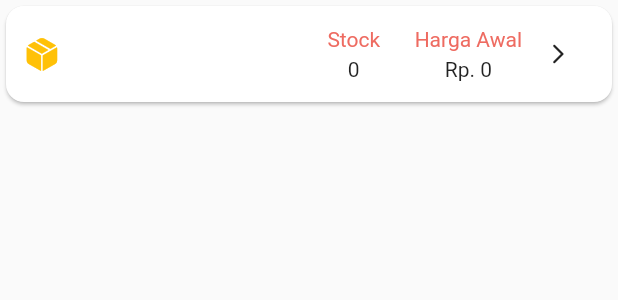
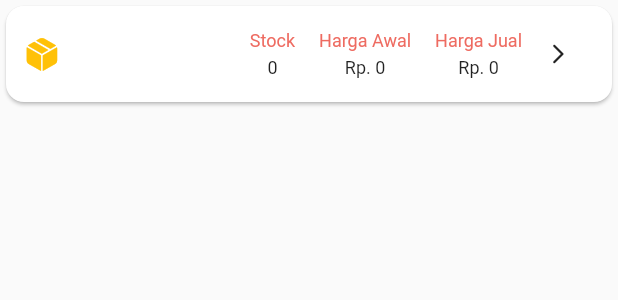
Before and after one commit to lamkhil/widuri, a Flutter app: the CardBarang widget shown alone on an empty page, opened directly with empty values, on a phone screen of 412 x 824 dp. Shown: the top 300 px of the screen. Run offline on Flutter 3.47's test engine with Material 2 defaults, Android fonts, the phone set to English and light mode, and no system bars; our stand-ins replace cloud_firestore, firebase_auth, firebase_core, fl_chart, flutter_spinkit, flutter_svg and 3 more; missing offline and left inert: translator; accounts and stored records are empty.

Commit message:
body barang

```diff
--- a/lib/views/Widget/card_barang.dart
+++ b/lib/views/Widget/card_barang.dart
@@ -10,7 +10,8 @@ class CardBarang extends StatelessWidget {
       required this.jumlah,
       required this.harga,
       required this.kategori,
-      required this.rekomendasi});
+      required this.rekomendasi,
+      this.transaksi = false});
 
   String namaBarang;
   String idBarang;
@@ -18,6 +19,7 @@ class CardBarang extends StatelessWidget {
   int jumlah;
   int harga;
   int rekomendasi;
+  bool transaksi;
 
   @override
   Widget build(BuildContext context) {
@@ -43,7 +45,7 @@ class CardBarang extends StatelessWidget {
                           width: 12.0,
                         ),
                         Container(
-                          constraints: BoxConstraints(maxWidth: w * 0.2),
+                          constraints: BoxConstraints(maxWidth: w * 0.3),
                           child: Column(
                             mainAxisAlignment: MainAxisAlignment.center,
                             crossAxisAlignment: CrossAxisAlignment.start,
@@ -76,7 +78,7 @@ class CardBarang extends StatelessWidget {
                               Text(
                                 'Stock',
                                 style: TextStyle(
-                                    fontSize: 14.0, color: primaryColor),
+                                    fontSize: 12.0, color: primaryColor),
                               ),
                               SizedBox(
                                 height: 4.0,
@@ -87,13 +89,13 @@ class CardBarang extends StatelessWidget {
                                   '$jumlah',
                                   textAlign: TextAlign.center,
                                   style: TextStyle(
-                                    fontSize: 14.0,
+                                    fontSize: 12.0,
                                   ),
                                 ),
                               ),
                             ]),
                         SizedBox(
-                          width: 23.0,
+                          width: 16.0,
                         ),
                         Column(
                           mainAxisAlignment: MainAxisAlignment.center,
@@ -103,7 +105,7 @@ class CardBarang extends StatelessWidget {
                               child: Text(
                                 'Harga Awal',
                                 style: TextStyle(
-                                  fontSize: 14.0,
+                                  fontSize: 12.0,
                                   color: primaryColor,
                                 ),
                               ),
@@ -113,7 +115,32 @@ class CardBarang extends StatelessWidget {
                             ),
                             Text('Rp. $harga',
                                 style: TextStyle(
-                                  fontSize: 14.0,
+                                  fontSize: 12.0,
+                                )),
+                          ],
+                        ),
+                        SizedBox(
+                          width: 16.0,
+                        ),
+                        Column(
+                          mainAxisAlignment: MainAxisAlignment.center,
+                          children: <Widget>[
+                            FittedBox(
+                              fit: BoxFit.contain,
+                              child: Text(
+                                'Harga Jual',
+                                style: TextStyle(
+                                  fontSize: 12.0,
+                                  color: primaryColor,
+                                ),
+                              ),
+                            ),
+                            SizedBox(
+                              height: 4.0,
+                            ),
+                            Text('Rp. $rekomendasi',
+                                style: TextStyle(
+                                  fontSize: 12.0,
                                 )),
                           ],
                         ),
--- a/lib/views/splashscreen.dart
+++ b/lib/views/splashscreen.dart
@@ -28,7 +28,6 @@ class _SplashScreenState extends State<SplashScreen> {
 
   void navigatePage() async {
     var user = storage.read('user');
-    print(user);
     if (user == null) {
       Get.offNamed('/login');
     } else {
--- a/lib/views/tambah_transaksi.dart
+++ b/lib/views/tambah_transaksi.dart
@@ -4,8 +4,10 @@ import 'package:flutter/services.dart';
 import 'package:get/get.dart';
 import 'package:widuri/controller/c_transaksi.dart';
 import 'package:intl/intl.dart';
+import 'package:widuri/views/Widget/tambah_barang_transaksi.dart';
 import '../colors.dart';
 import 'Widget/category_widget.dart';
+import 'daftar_barang.dart';
 
 class TambahTransaksi extends StatefulWidget {
   const TambahTransaksi({Key? key}) : super(key: key);
@@ -395,7 +397,9 @@ class _TambahTransaksiState extends State<TambahTransaksi> {
                               shape: RoundedRectangleBorder(
                                   borderRadius: BorderRadius.circular(10)),
                               primary: primaryColor),
-                          onPressed: () {},
+                          onPressed: () {
+                            Get.to(TambahBarangTransaksi());
+                          },
                           icon: Icon(
                             Icons.add_circle_rounded,
                           ),
```
Also changed, not shown: lib/views/Widget/tambah_barang_transaksi.dart (added, +28 -0 lines), lib/views/daftar_barang.dart (+24 -16 lines).
